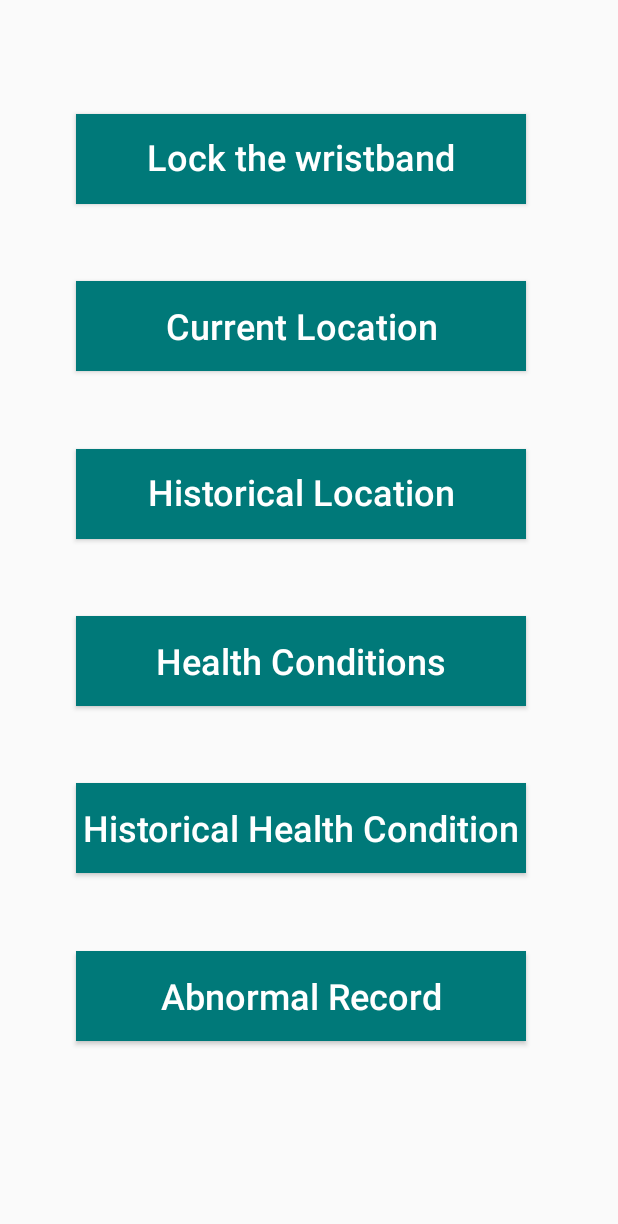
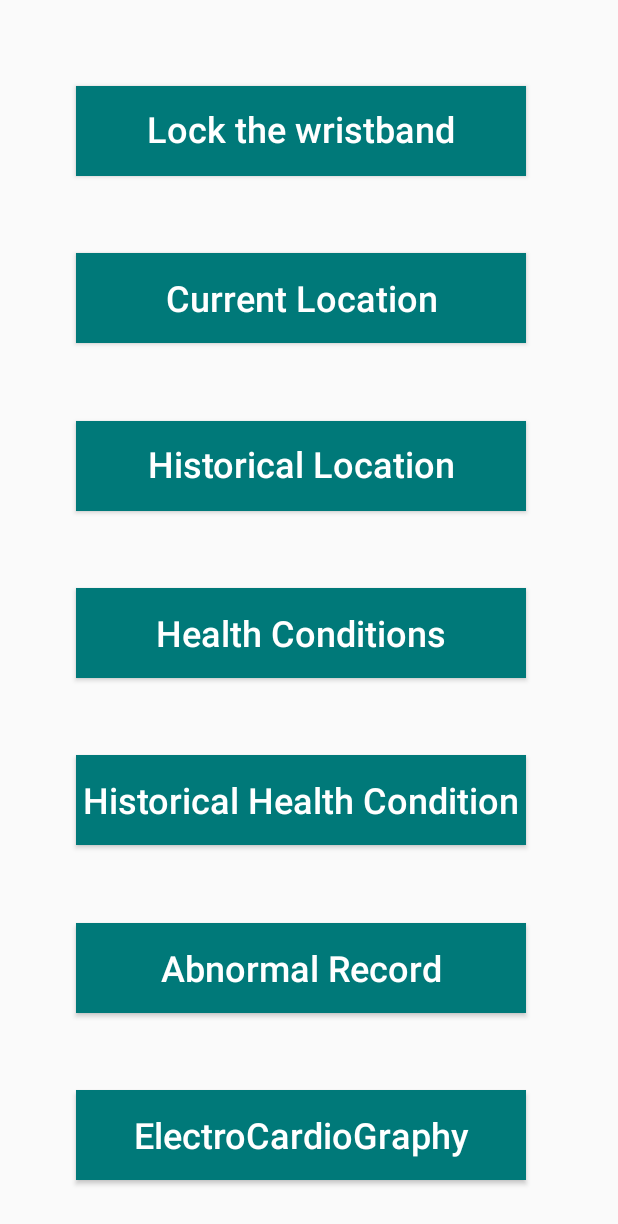
Before and after one commit to PeNDy2o8/TW_App, an Android app: the screen it shows after launch (MainActivity), on a phone screen of 412 x 824 dp. Shown: the top 1224 px of the screen. Run offline under Robolectric (Android 15) with nearby library versions, the phone set to English and light mode, and no system bars.

Commit message:
0529 v10 Add ECG

```diff
--- a/app/src/main/AndroidManifest.xml
+++ b/app/src/main/AndroidManifest.xml
@@ -17,6 +17,10 @@
         android:theme="@style/Theme.TWApp"
         android:usesCleartextTraffic="true"
         tools:targetApi="31">
+        <activity
+            android:name=".ElectroCardioGraphy"
+            android:exported="false" />
+
         <service
             android:name=".FCMService"
             android:enabled="true"
--- a/app/src/main/java/com/example/twapp/MainActivity.java
+++ b/app/src/main/java/com/example/twapp/MainActivity.java
@@ -22,6 +22,7 @@ public class MainActivity extends AppCompatActivity {
     private Button btn_HealthConditions;
     private Button btn_HistoryHealthConditions;
     private Button btn_AbnormalRecord;
+    private Button btn_showimage;
 
 
 
@@ -41,14 +42,13 @@ public class MainActivity extends AppCompatActivity {
             }
         });
 
-
-
         btn_WristbandLock = findViewById(R.id.btn_WristbandLock);
         btn_CurrentLocation = findViewById(R.id.btn_CurrentLocation);
         btn_HistoryLocation = findViewById(R.id.btn_HistoryLocation);
         btn_HealthConditions = findViewById(R.id.btn_HealthConditions);
         btn_HistoryHealthConditions = findViewById(R.id.btn_HistoryHealthConditions);
         btn_AbnormalRecord = findViewById(R.id.btn_AbnormalRecord);
+        btn_showimage = findViewById(R.id.btn_showimage);
 
 
 
@@ -113,6 +113,14 @@ public class MainActivity extends AppCompatActivity {
             }
         });
 
+        btn_showimage.setOnClickListener(new View.OnClickListener(){
+
+            @Override
+            public void onClick(View view) {
+                Intent intent = new Intent(MainActivity.this,ElectroCardioGraphy.class);
+                startActivity(intent);
+            }
+        });
 
 
     }
--- a/app/src/main/res/layout/activity_main.xml
+++ b/app/src/main/res/layout/activity_main.xml
@@ -7,6 +7,24 @@
     tools:context=".MainActivity"
     >
 
+
+    <Button
+        android:id="@+id/btn_showimage"
+        android:layout_width="300dp"
+        android:layout_height="60dp"
+        android:layout_marginTop="20dp"
+        android:background="@drawable/shape_capsule"
+        android:text="ElectroCardioGraphy"
+        android:textAllCaps="false"
+        android:textColor="@color/white"
+        android:textSize="24sp"
+        app:layout_constraintBottom_toBottomOf="parent"
+        app:layout_constraintEnd_toEndOf="parent"
+        app:layout_constraintHorizontal_bias="0.45"
+        app:layout_constraintStart_toStartOf="parent"
+        app:layout_constraintTop_toTopOf="parent"
+        app:layout_constraintVertical_bias="0.95"
+        tools:ignore="HardcodedText" />
 
     <Button
         android:id="@+id/btn_HealthConditions"
@@ -23,7 +41,7 @@
         app:layout_constraintHorizontal_bias="0.451"
         app:layout_constraintStart_toStartOf="parent"
         app:layout_constraintTop_toTopOf="parent"
-        app:layout_constraintVertical_bias="0.525"
+        app:layout_constraintVertical_bias="0.50"
         tools:ignore="HardcodedText" />
 
     <Button
@@ -41,7 +59,7 @@
         app:layout_constraintHorizontal_bias="0.451"
         app:layout_constraintStart_toStartOf="parent"
         app:layout_constraintTop_toTopOf="parent"
-        app:layout_constraintVertical_bias="0.825"
+        app:layout_constraintVertical_bias="0.80"
         tools:ignore="HardcodedText" />
 
     <Button
@@ -59,7 +77,7 @@
         app:layout_constraintHorizontal_bias="0.451"
         app:layout_constraintStart_toStartOf="parent"
         app:layout_constraintTop_toTopOf="parent"
-        app:layout_constraintVertical_bias="0.675"
+        app:layout_constraintVertical_bias="0.65"
         tools:ignore="HardcodedText" />
 
     <Button
@@ -78,7 +96,7 @@
         app:layout_constraintHorizontal_bias="0.451"
         app:layout_constraintStart_toStartOf="parent"
         app:layout_constraintTop_toTopOf="parent"
-        app:layout_constraintVertical_bias="0.375" />
+        app:layout_constraintVertical_bias="0.35" />
 
     <Button
         android:id="@+id/btn_WristbandLock"
@@ -100,7 +118,7 @@
         app:layout_constraintHorizontal_bias="0.451"
         app:layout_constraintStart_toStartOf="parent"
         app:layout_constraintTop_toTopOf="parent"
-        app:layout_constraintVertical_bias="0.075"
+        app:layout_constraintVertical_bias="0.05"
         tools:ignore="HardcodedText"
         tools:visibility="visible" />
 
@@ -120,7 +138,7 @@
         app:layout_constraintHorizontal_bias="0.451"
         app:layout_constraintStart_toStartOf="parent"
         app:layout_constraintTop_toTopOf="parent"
-        app:layout_constraintVertical_bias="0.225"
+        app:layout_constraintVertical_bias="0.20"
         tools:ignore="HardcodedText" />
 
 </androidx.constraintlayout.widget.ConstraintLayout>
```
Also changed, not shown: app/src/main/res/layout/activity_current_location.xml (deleted, +0 -26 lines).
